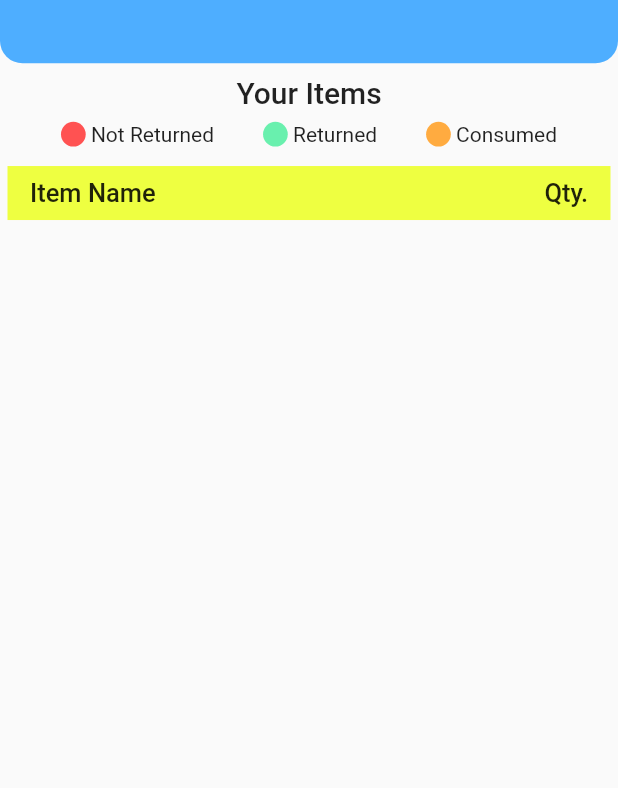
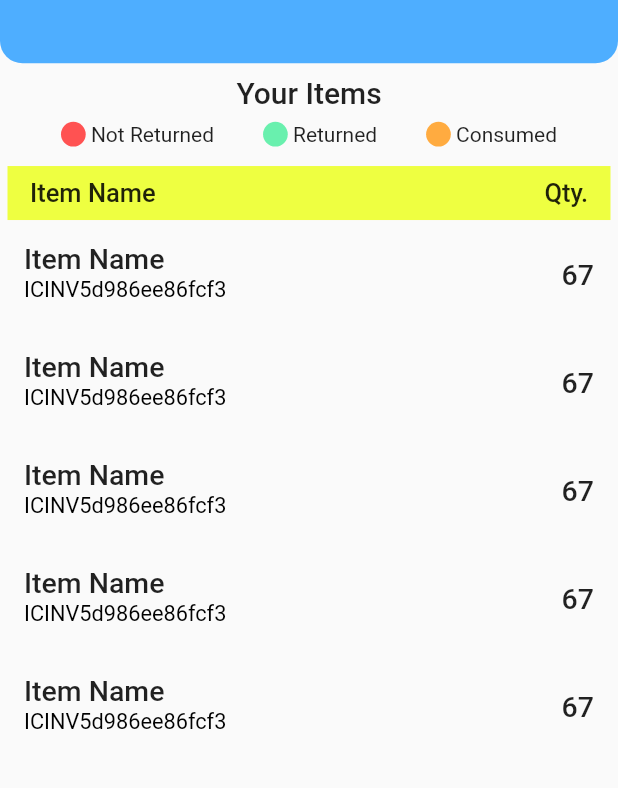
Before and after one commit to innovation-center-gitam-hyd/Innovation-Center-App, a Flutter app: the MyInventoryItems screen opened directly, on a phone screen of 412 x 824 dp, the part 106-894 px from its top. Run offline on Flutter 3.47's test engine with Material 2 defaults, Android fonts, the phone set to English and light mode, and no system bars; our stand-ins replace flutter_custom_clippers, page_transition, qr_flutter, shared_preferences; accounts and stored records are empty.

Commit message:
MyInventoryItem widget updatedd

```diff
--- a/lib/myScreen/Inventory/inventory.dart
+++ b/lib/myScreen/Inventory/inventory.dart
@@ -246,8 +246,16 @@ class _MyInventoryItemsState extends State<MyInventoryItems> {
             ),
           ),
           Expanded(
-            child: ListView(
-              children: [],
+            child: ListView.builder(
+              itemCount: 5,
+              itemBuilder: (context, i) {
+                return DueItemWidget(
+                  item: "Item Name",
+                  itemCode: "0001-1-02",
+                  qty: "67",
+                  uqId: "ICINV5d986ee86fcf3",
+                );
+              },
             ),
           ),
         ],
```
